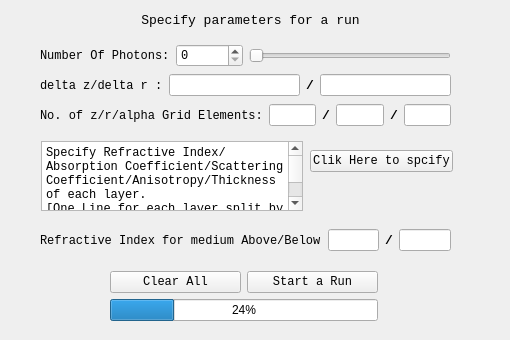
Above: mainwidgets/confparas.ui from SimonCqk/Photon_Propagation_Simulation before the change. Below: the same form after it.
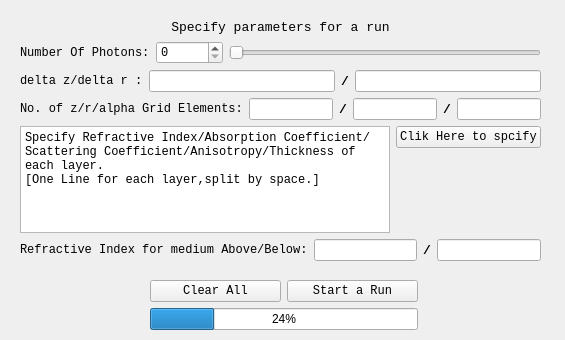
That is the form after the change.

What changed in the file:
```diff
--- a/mainwidgets/confparas.ui
+++ b/mainwidgets/confparas.ui
@@ -6,22 +6,72 @@
    <rect>
     <x>0</x>
     <y>0</y>
-    <width>510</width>
+    <width>565</width>
     <height>340</height>
    </rect>
   </property>
   <property name="windowTitle">
    <string>Form</string>
   </property>
+  <widget class="QWidget" name="verticalLayoutWidget_2">
+   <property name="geometry">
+    <rect>
+     <x>150</x>
+     <y>280</y>
+     <width>268</width>
+     <height>52</height>
+    </rect>
+   </property>
+   <layout class="QVBoxLayout" name="verticalLayout_2">
+    <item>
+     <layout class="QHBoxLayout" name="horizontalLayout">
+      <item>
+       <widget class="QPushButton" name="ClearButton">
+        <property name="font">
+         <font>
+          <family>Consolas</family>
+         </font>
+        </property>
+        <property name="text">
+         <string>Clear All</string>
+        </property>
+       </widget>
+      </item>
+      <item>
+       <widget class="QPushButton" name="RunButton">
+        <property name="font">
+         <font>
+          <family>Consolas</family>
+         </font>
+        </property>
+        <property name="text">
+         <string>Start a Run</string>
+        </property>
+       </widget>
+      </item>
+     </layout>
+    </item>
+    <item>
+     <widget class="QProgressBar" name="progressBar">
+      <property name="value">
+       <number>24</number>
+      </property>
+     </widget>
+    </item>
+   </layout>
+  </widget>
+  <widget class="QWidget" name="">
+   <property name="geometry">
+    <rect>
+     <x>20</x>
+     <y>20</y>
+     <width>521</width>
+     <height>241</height>
+    </rect>
+   </property>
+   <layout class="QVBoxLayout" name="verticalLayout_4">
+    <item>
   <widget class="QLabel" name="label">
-   <property name="geometry">
-    <rect>
-     <x>0</x>
-     <y>10</y>
-     <width>501</width>
-     <height>20</height>
-    </rect>
-   </property>
    <property name="font">
     <font>
      <family>Consolas</family>
@@ -35,15 +85,10 @@
     <set>Qt::AlignCenter</set>
    </property>
   </widget>
-  <widget class="QWidget" name="horizontalLayoutWidget">
-   <property name="geometry">
-    <rect>
-     <x>40</x>
-     <y>40</y>
-     <width>411</width>
-     <height>31</height>
-    </rect>
-   </property>
+    </item>
+    <item>
+     <layout class="QVBoxLayout" name="verticalLayout_3">
+      <item>
    <layout class="QHBoxLayout" name="PNhorizontalLayout">
     <item>
      <widget class="QLabel" name="PhoNumLabel">
@@ -86,16 +131,8 @@
      </widget>
     </item>
    </layout>
-  </widget>
-  <widget class="QWidget" name="horizontalLayoutWidget_2">
-   <property name="geometry">
-    <rect>
-     <x>40</x>
-     <y>70</y>
-     <width>411</width>
-     <height>31</height>
-    </rect>
-   </property>
+      </item>
+      <item>
    <layout class="QHBoxLayout" name="GridhorizontalLayout">
     <item>
      <widget class="QLabel" name="zrGridLabel">
@@ -143,16 +180,8 @@
      </widget>
     </item>
    </layout>
-  </widget>
-  <widget class="QWidget" name="horizontalLayoutWidget_3">
-   <property name="geometry">
-    <rect>
-     <x>40</x>
-     <y>100</y>
-     <width>411</width>
-     <height>31</height>
-    </rect>
-   </property>
+      </item>
+      <item>
    <layout class="QHBoxLayout" name="NohorizontalLayout">
     <item>
      <widget class="QLabel" name="No_zra_Label">
@@ -224,73 +253,23 @@
      </widget>
     </item>
    </layout>
-  </widget>
-  <widget class="QWidget" name="horizontalLayoutWidget_4">
-   <property name="geometry">
-    <rect>
-     <x>40</x>
-     <y>220</y>
-     <width>411</width>
-     <height>41</height>
-    </rect>
-   </property>
-   <layout class="QHBoxLayout" name="MediumhorizontalLayout">
-    <item>
-     <widget class="QLabel" name="MedLabel">
-      <property name="font">
-       <font>
-        <family>Consolas</family>
-       </font>
-      </property>
-      <property name="text">
-       <string>Refractive Index for medium Above/Below</string>
-      </property>
-     </widget>
     </item>
     <item>
-     <widget class="QLineEdit" name="MedAboveEdit">
-      <property name="font">
-       <font>
-        <family>Consolas</family>
-       </font>
-      </property>
-     </widget>
-    </item>
+       <layout class="QHBoxLayout" name="horizontalLayout_2">
     <item>
-     <widget class="QLabel" name="label_5">
+         <widget class="QPlainTextEdit" name="plainTextEdit">
       <property name="font">
        <font>
         <family>Consolas</family>
-        <pointsize>10</pointsize>
-        <weight>75</weight>
-        <bold>true</bold>
-       </font>
-      </property>
-      <property name="text">
-       <string>/</string>
+           </font>
+          </property>
+          <property name="plainText">
+           <string>Specify Refractive Index/Absorption Coefficient/Scattering Coefficient/Anisotropy/Thickness of each layer.
+[One Line for each layer,split by space.]</string>
       </property>
      </widget>
     </item>
     <item>
-     <widget class="QLineEdit" name="MedBelowEdit">
-      <property name="font">
-       <font>
-        <family>Consolas</family>
-       </font>
-      </property>
-     </widget>
-    </item>
-   </layout>
-  </widget>
-  <widget class="QWidget" name="verticalLayoutWidget">
-   <property name="geometry">
-    <rect>
-     <x>310</x>
-     <y>150</y>
-     <width>143</width>
-     <height>51</height>
-    </rect>
-   </property>
    <layout class="QVBoxLayout" name="verticalLayout">
     <item>
      <widget class="QPushButton" name="SpeLayerButton">
@@ -317,70 +296,59 @@
      </widget>
     </item>
    </layout>
-  </widget>
-  <widget class="QPlainTextEdit" name="plainTextEdit">
-   <property name="geometry">
-    <rect>
-     <x>41</x>
-     <y>141</y>
-     <width>262</width>
-     <height>70</height>
-    </rect>
-   </property>
+        </item>
+       </layout>
+      </item>
+      <item>
+       <layout class="QHBoxLayout" name="MediumhorizontalLayout">
+        <item>
+         <widget class="QLabel" name="MedLabel">
    <property name="font">
     <font>
      <family>Consolas</family>
     </font>
    </property>
-   <property name="plainText">
-    <string>Specify Refractive Index/Absorption Coefficient/Scattering Coefficient/Anisotropy/Thickness of each layer.
-[One Line for each layer,split by space.]</string>
-   </property>
-  </widget>
-  <widget class="QWidget" name="verticalLayoutWidget_2">
-   <property name="geometry">
-    <rect>
-     <x>110</x>
-     <y>271</y>
-     <width>268</width>
-     <height>52</height>
-    </rect>
-   </property>
-   <layout class="QVBoxLayout" name="verticalLayout_2">
+          <property name="text">
+           <string>Refractive Index for medium Above/Below:</string>
+          </property>
+         </widget>
+        </item>
     <item>
-     <layout class="QHBoxLayout" name="horizontalLayout">
-      <item>
-       <widget class="QPushButton" name="ClearButton">
+         <widget class="QLineEdit" name="MedAboveEdit">
         <property name="font">
          <font>
           <family>Consolas</family>
          </font>
         </property>
-        <property name="text">
-         <string>Clear All</string>
-        </property>
        </widget>
       </item>
       <item>
-       <widget class="QPushButton" name="RunButton">
+         <widget class="QLabel" name="label_5">
         <property name="font">
          <font>
           <family>Consolas</family>
+            <pointsize>10</pointsize>
+            <weight>75</weight>
+            <bold>true</bold>
          </font>
         </property>
         <property name="text">
-         <string>Start a Run</string>
+           <string>/</string>
         </property>
        </widget>
       </item>
-     </layout>
-    </item>
     <item>
-     <widget class="QProgressBar" name="progressBar">
-      <property name="value">
-       <number>24</number>
-      </property>
-     </widget>
+         <widget class="QLineEdit" name="MedBelowEdit">
+          <property name="font">
+           <font>
+            <family>Consolas</family>
+           </font>
+          </property>
+         </widget>
+        </item>
+       </layout>
+      </item>
+     </layout>
     </item>
    </layout>
   </widget>
```
Lines whose indentation alone changed are shown as unchanged.
